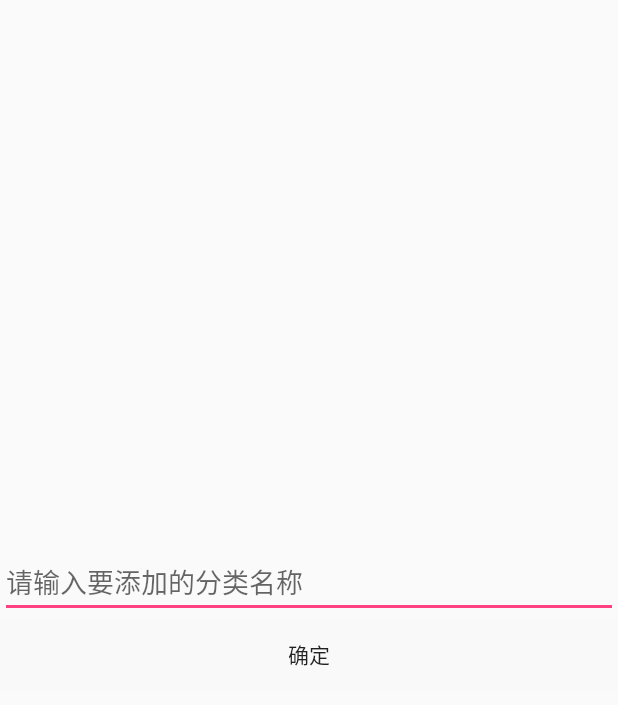
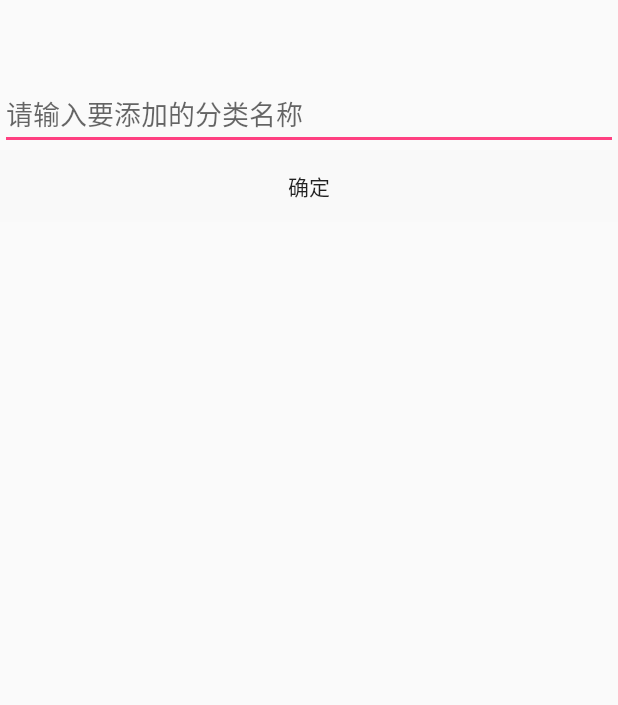
Before and after one commit to HuixingWong/timelog, an Android app: the layout add_back.xml on its own in the app's theme, with its tools: preview values and no code run, on a phone screen of 412 x 824 dp. Shown: the top 705 px of the screen. Run offline under Robolectric (Android 15) with nearby library versions, the phone set to English and light mode, and no system bars.

```diff
--- a/app/src/main/java/com/example/dogoodsoft_app/timelog/adapter/MyItemRecyclerViewAdapter2.java
+++ b/app/src/main/java/com/example/dogoodsoft_app/timelog/adapter/MyItemRecyclerViewAdapter2.java
@@ -140,7 +140,7 @@ public class MyItemRecyclerViewAdapter2 extends RecyclerView.Adapter<RecyclerVie
     public RecyclerView.ViewHolder onCreateViewHolder(ViewGroup parent, int viewType) {
         if (viewType == ITEM_TYPE.ITEM_TYPE_NORMAL.ordinal()){
             EasyFlipView view = (EasyFlipView) LayoutInflater.from(context)
-                    .inflate(R.layout.recycleview_item, parent, false);
+                    .inflate(R.layout.recycleview_item, null, false);
             return new NormalHolder(view);
         }else {
 
--- a/app/src/main/res/layout/add_back.xml
+++ b/app/src/main/res/layout/add_back.xml
@@ -4,7 +4,7 @@
     xmlns:android="http://schemas.android.com/apk/res/android"
     android:layout_width="match_parent"
     android:gravity="center"
-    android:layout_height="match_parent">
+    android:layout_height="200dp">
 
     <EditText
         android:hint="请输入要添加的分类名称"
--- a/app/src/main/res/layout/add_front.xml
+++ b/app/src/main/res/layout/add_front.xml
@@ -2,7 +2,7 @@
 <RelativeLayout xmlns:android="http://schemas.android.com/apk/res/android"
     xmlns:tools="http://schemas.android.com/tools"
     android:layout_width="match_parent"
-    android:layout_height="match_parent"
+    android:layout_height="200dp"
     xmlns:app="http://schemas.android.com/apk/res-auto">
 
     <ImageView
--- a/app/src/main/res/layout/flap_back.xml
+++ b/app/src/main/res/layout/flap_back.xml
@@ -1,5 +1,5 @@
 <?xml version="1.0" encoding="utf-8"?>
-<com.example.dogoodsoft_app.timelog.defineview.PercentRelativeLayoyut
+<RelativeLayout
     xmlns:android="http://schemas.android.com/apk/res/android"
     xmlns:tools="http://schemas.android.com/tools"
     android:layout_width="match_parent"
@@ -59,4 +59,4 @@
 
 
 
-</com.example.dogoodsoft_app.timelog.defineview.PercentRelativeLayoyut >
+</RelativeLayout>
--- a/app/src/main/res/layout/flap_front.xml
+++ b/app/src/main/res/layout/flap_front.xml
@@ -1,5 +1,5 @@
 <?xml version="1.0" encoding="utf-8"?>
-<com.example.dogoodsoft_app.timelog.defineview.PercentRelativeLayoyut
+<RelativeLayout
     xmlns:android="http://schemas.android.com/apk/res/android"
     android:layout_width="match_parent"
     android:layout_height="wrap_content"
@@ -63,4 +63,4 @@
 
 
 
-</com.example.dogoodsoft_app.timelog.defineview.PercentRelativeLayoyut>
+</RelativeLayout>
```
Also changed, not shown: 1 other file.
